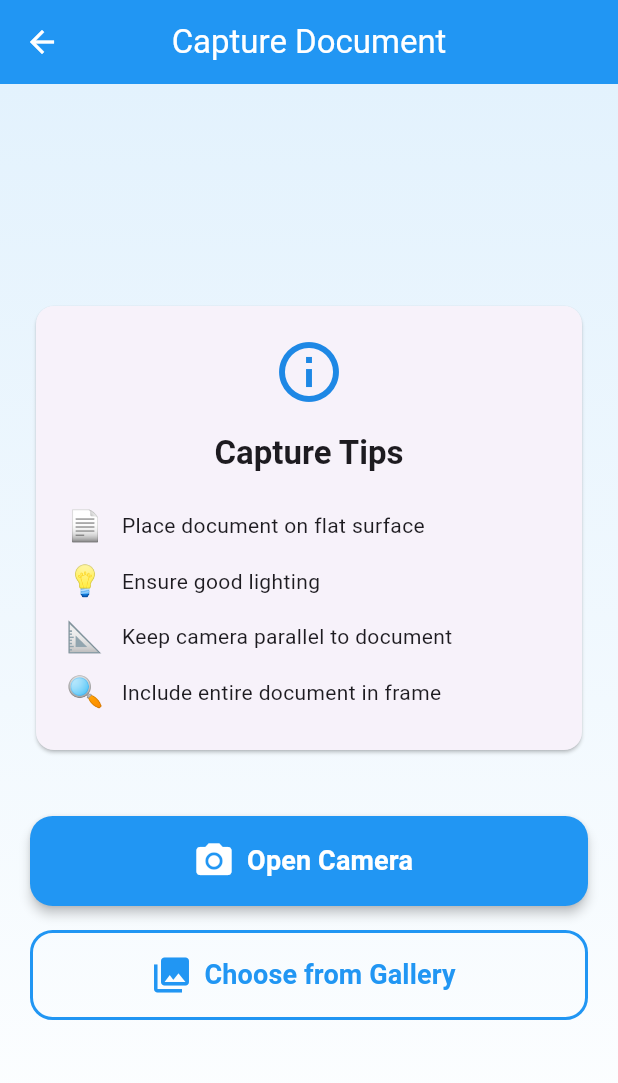
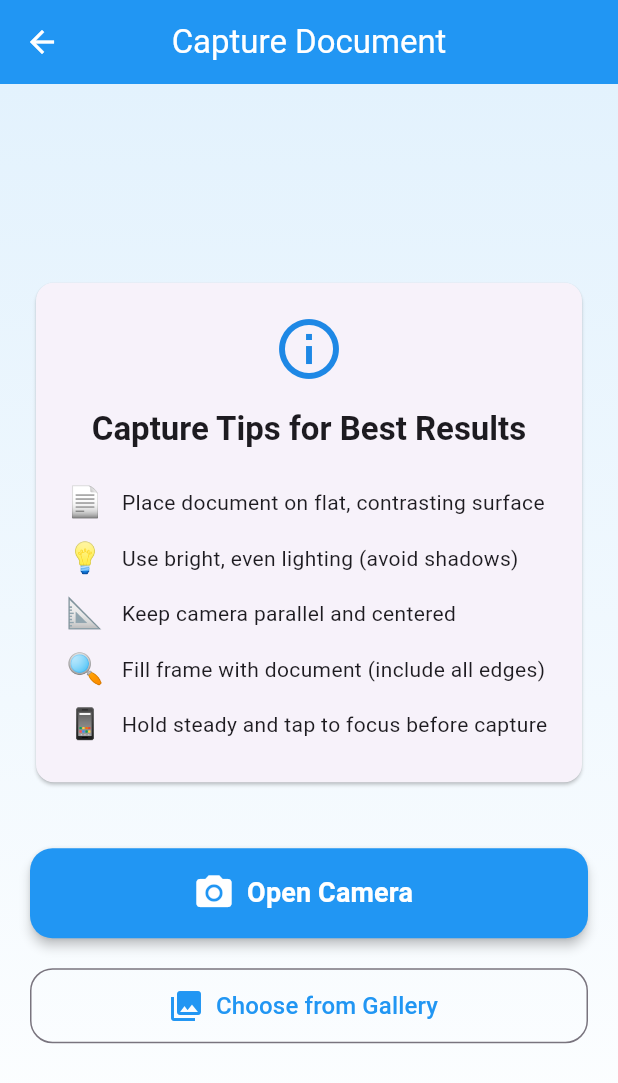
Before and after one commit to simp4suzy/DocuDesc, a Flutter app: the CameraScreen screen opened directly, after a tap on "Open Camera", on a phone screen of 412 x 824 dp. Shown: the top 1083 px of the screen. Run offline on Flutter 3.47's test engine with Material 3 defaults, Android fonts, the phone set to English and light mode, and no system bars; our stand-ins replace image_picker, permission_handler, sqflite; accounts and stored records are empty.

Commit message:
Add files via upload

```diff
--- a/lib/screens/camera_screen.dart
+++ b/lib/screens/camera_screen.dart
@@ -17,6 +17,7 @@ class _CameraScreenState extends State<CameraScreen> {
   final ImagePicker _picker = ImagePicker();
   final ImageAnalysisService _analysisService = ImageAnalysisService();
   bool _isAnalyzing = false;
+  String _analysisStatus = '';
 
   @override
   Widget build(BuildContext context) {
@@ -55,16 +56,17 @@ class _CameraScreenState extends State<CameraScreen> {
                         ),
                         const SizedBox(height: 16),
                         Text(
-                          'Capture Tips',
+                          'Capture Tips for Best Results',
                           style: Theme.of(context).textTheme.titleLarge?.copyWith(
                             fontWeight: FontWeight.bold,
                           ),
                         ),
                         const SizedBox(height: 16),
-                        _buildTipItem('📄', 'Place document on flat surface'),
-                        _buildTipItem('💡', 'Ensure good lighting'),
-                        _buildTipItem('📐', 'Keep camera parallel to document'),
-                        _buildTipItem('🔍', 'Include entire document in frame'),
+                        _buildTipItem('📄', 'Place document on flat, contrasting surface'),
+                        _buildTipItem('💡', 'Use bright, even lighting (avoid shadows)'),
+                        _buildTipItem('📐', 'Keep camera parallel and centered'),
+                        _buildTipItem('🔍', 'Fill frame with document (include all edges)'),
+                        _buildTipItem('📱', 'Hold steady and tap to focus before capture'),
                       ],
                     ),
                   ),
@@ -77,13 +79,22 @@ class _CameraScreenState extends State<CameraScreen> {
                   height: 60,
                   child: ElevatedButton.icon(
                     onPressed: _isAnalyzing ? null : () => _captureImage(ImageSource.camera),
-                    icon: const Icon(Icons.camera_alt, size: 28),
+                    icon: _isAnalyzing
+                        ? const SizedBox(
+                            width: 20,
+                            height: 20,
+                            child: CircularProgressIndicator(
+                              strokeWidth: 2,
+                              valueColor: AlwaysStoppedAnimation<Color>(Colors.white),
+                            ),
+                          )
+                        : const Icon(Icons.camera_alt, size: 28),
                     label: Text(
-                      _isAnalyzing ? 'Analyzing...' : 'Open Camera',
+                      _isAnalyzing ? 'Analyzing Document...' : 'Open Camera',
                       style: const TextStyle(fontSize: 18, fontWeight: FontWeight.w600),
                     ),
                     style: ElevatedButton.styleFrom(
-                      backgroundColor: Colors.blue,
+                      backgroundColor: _isAnalyzing ? Colors.grey : Colors.blue,
                       foregroundColor: Colors.white,
                       shape: RoundedRectangleBorder(
                         borderRadius: BorderRadius.circular(15),
@@ -92,22 +103,22 @@ class _CameraScreenState extends State<CameraScreen> {
                     ),
                   ),
                 ),
-                const SizedBox(height: 16),
 
-                // Gallery Button
+                const SizedBox(height: 20),
+
+                // Gallery option for testing
                 SizedBox(
                   width: double.infinity,
-                  height: 60,
+                  height: 50,
                   child: OutlinedButton.icon(
                     onPressed: _isAnalyzing ? null : () => _captureImage(ImageSource.gallery),
-                    icon: const Icon(Icons.photo_library, size: 28),
+                    icon: const Icon(Icons.photo_library, size: 24),
                     label: const Text(
                       'Choose from Gallery',
-                      style: TextStyle(fontSize: 18, fontWeight: FontWeight.w600),
+                      style: TextStyle(fontSize: 16, fontWeight: FontWeight.w500),
                     ),
                     style: OutlinedButton.styleFrom(
                       foregroundColor: Colors.blue,
-                      side: const BorderSide(color: Colors.blue, width: 2),
                       shape: RoundedRectangleBorder(
                         borderRadius: BorderRadius.circular(15),
                       ),
@@ -117,11 +128,30 @@ class _CameraScreenState extends State<CameraScreen> {
 
                 if (_isAnalyzing) ...[
                   const SizedBox(height: 30),
-                  const CircularProgressIndicator(),
-                  const SizedBox(height: 16),
-                  const Text(
-                    'Analyzing document...',
-                    style: TextStyle(fontSize: 16, color: Colors.grey),
+                  Card(
+                    color: Colors.blue.shade50,
+                    child: Padding(
+                      padding: const EdgeInsets.all(16.0),
+                      child: Column(
+                        children: [
+                          const CircularProgressIndicator(),
+                          const SizedBox(height: 16),
+                          Text(
+                            _analysisStatus.isEmpty
+                                ? 'Processing image...'
+                                : _analysisStatus,
+                            style: const TextStyle(fontSize: 16, color: Colors.grey),
+                            textAlign: TextAlign.center,
+                          ),
+                          const SizedBox(height: 8),
+                          const Text(
+                            'This may take a few moments for accurate results',
+                            style: TextStyle(fontSize: 12, color: Colors.grey),
+                            textAlign: TextAlign.center,
+                          ),
+                        ],
+                      ),
+                    ),
                   ),
                 ],
               ],
@@ -152,36 +182,60 @@ class _CameraScreenState extends State<CameraScreen> {
 
   Future<void> _captureImage(ImageSource source) async {
     try {
-      // Request permissions
+      // Request appropriate permissions
+      late PermissionStatus permissionStatus;
+
       if (source == ImageSource.camera) {
-        final cameraStatus = await Permission.camera.request();
-        if (!cameraStatus.isGranted) {
+        permissionStatus = await Permission.camera.request();
+        if (!permissionStatus.isGranted) {
           _showErrorSnackBar('Camera permission is required');
           return;
         }
       } else {
-        final photosStatus = await Permission.photos.request();
-        if (!photosStatus.isGranted) {
-          _showErrorSnackBar('Photo library permission is required');
-          return;
+        // For gallery access
+        permissionStatus = await Permission.photos.request();
+        if (!permissionStatus.isGranted) {
+          // Try storage permission for older Android versions
+          permissionStatus = await Permission.storage.request();
+          if (!permissionStatus.isGranted) {
+            _showErrorSnackBar('Storage permission is required to access gallery');
+            return;
+          }
         }
       }
 
       final XFile? image = await _picker.pickImage(
         source: source,
-        imageQuality: 85,
-        maxWidth: 1920,
-        maxHeight: 1920,
+        imageQuality: 100, // Maximum quality for better analysis
+        maxWidth: 4096,    // Higher resolution for better analysis
+        maxHeight: 4096,
+        preferredCameraDevice: CameraDevice.rear, // Use rear camera for documents
       );
 
       if (image != null) {
         setState(() {
           _isAnalyzing = true;
+          _analysisStatus = 'Loading image...';
         });
 
         try {
+          // Update status
+          setState(() {
+            _analysisStatus = 'Preprocessing image...';
+          });
+
+          await Future.delayed(const Duration(milliseconds: 500)); // Allow UI update
+
+          setState(() {
+            _analysisStatus = 'Analyzing document features...';
+          });
+
           // Analyze the image
           final analysis = await _analysisService.analyzeDocument(image.path);
+
+          setState(() {
+            _analysisStatus = 'Saving results...';
+          });
 
           // Save to database
           await DatabaseService.instance.createDocument(analysis);
@@ -196,19 +250,23 @@ class _CameraScreenState extends State<CameraScreen> {
             );
           }
         } catch (e) {
+          print('Analysis error: $e');
           _showErrorSnackBar('Failed to analyze document: ${e.toString()}');
         } finally {
           if (mounted) {
             setState(() {
               _isAnalyzing = false;
+              _analysisStatus = '';
             });
           }
         }
       }
     } catch (e) {
+      print('Capture error: $e');
       _showErrorSnackBar('Failed to capture image: ${e.toString()}');
       setState(() {
         _isAnalyzing = false;
+        _analysisStatus = '';
       });
     }
   }
@@ -219,6 +277,14 @@ class _CameraScreenState extends State<CameraScreen> {
         SnackBar(
           content: Text(message),
           backgroundColor: Colors.red,
+          duration: const Duration(seconds: 4),
+          action: SnackBarAction(
+            label: 'OK',
+            textColor: Colors.white,
+            onPressed: () {
+              ScaffoldMessenger.of(context).hideCurrentSnackBar();
+            },
+          ),
         ),
       );
     }
```
Also changed, not shown: lib/services/image_analysis_service.dart (+429 -99 lines).
